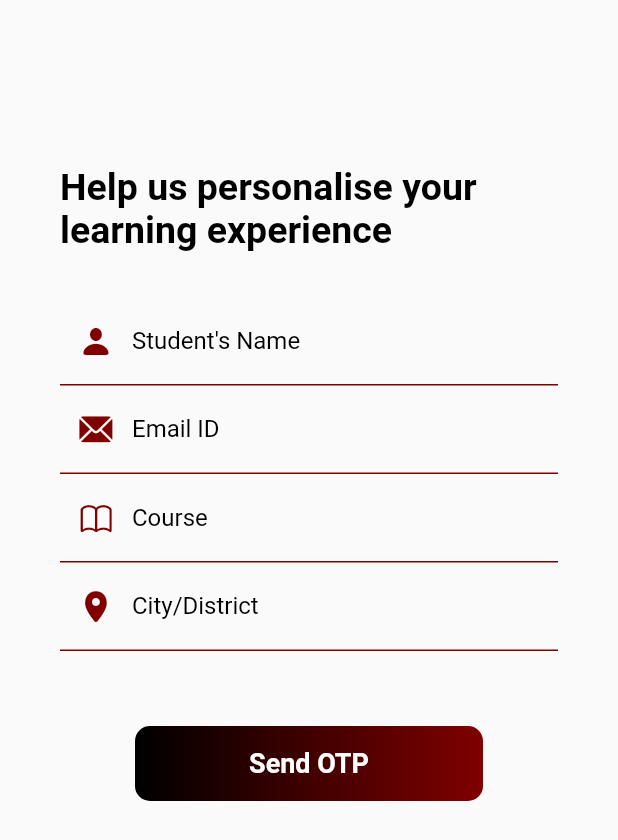
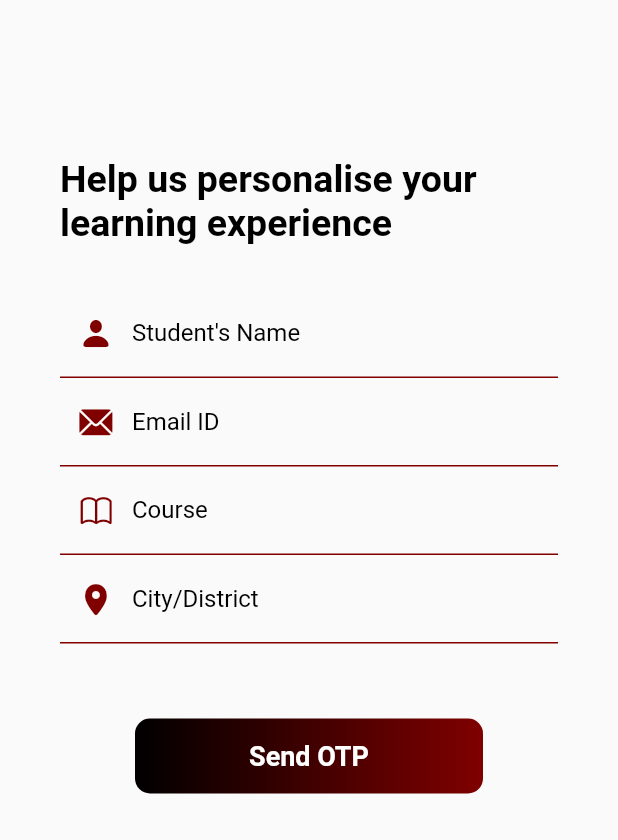
Before and after one commit to hariomgh/student-registration-form-in-flutter-in-, a Flutter app: the screen it shows after launch, on a phone screen of 412 x 824 dp. Shown: the top 840 px of the screen. Run offline on Flutter 3.47's test engine with Material 2 defaults, Android fonts, the phone set to English and light mode, and no system bars.

Commit message:
few pixel changes

```diff
--- a/lib/main.dart
+++ b/lib/main.dart
@@ -41,7 +41,7 @@ class _StudentFormState extends State<StudentForm> {
             key: _formKey,
             child: Column(
               children: <Widget>[
-                SizedBox(height: 70,),
+                SizedBox(height: 65,),
                 Text(
                   'Help us personalise your learning experience',
                   style: TextStyle(
```
